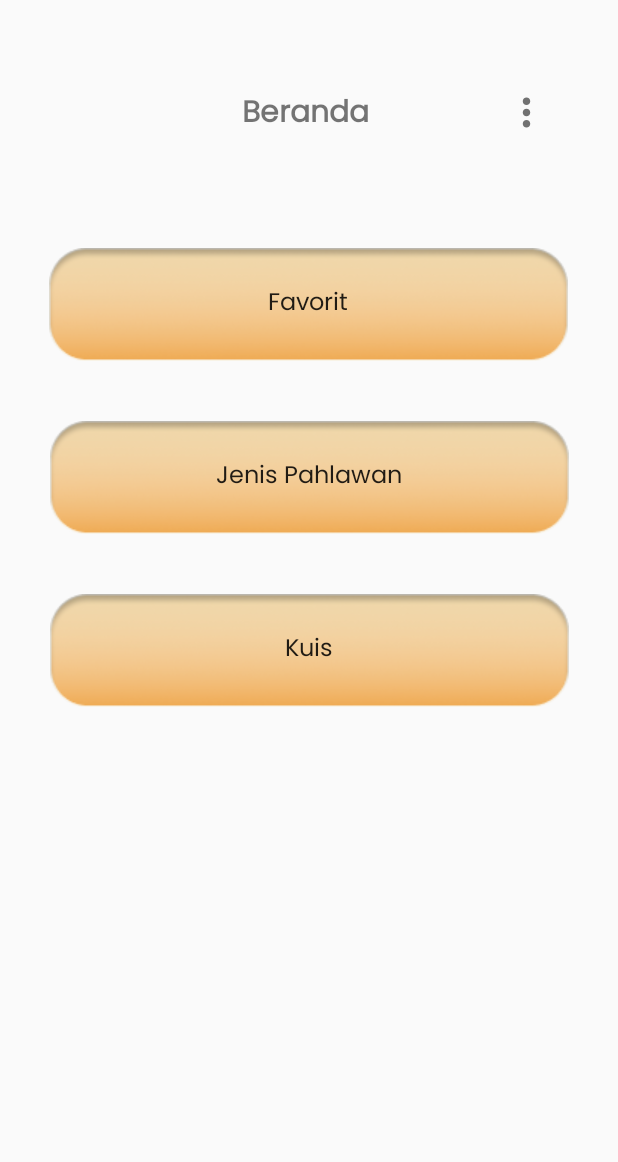
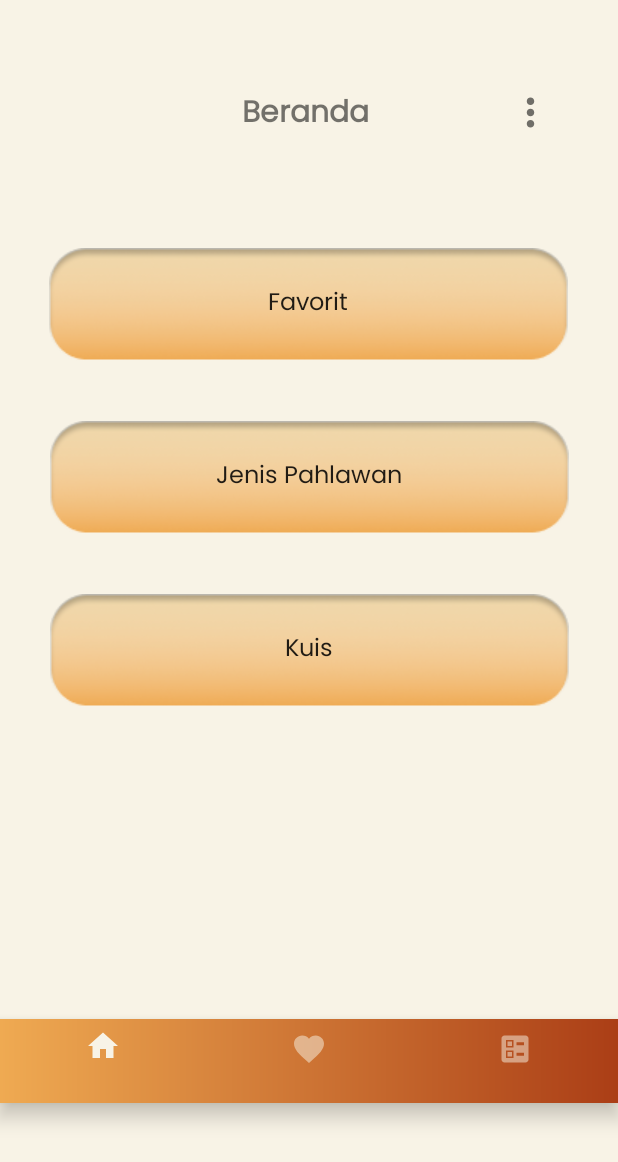
Before and after one commit to christiansiahaann/Pedjoeang, an Android app: the layout beranda.xml on its own in the app's theme, with its tools: preview values and no code run, on a phone screen of 412 x 824 dp. Shown: the top 1162 px of the screen. Run offline under Robolectric (Android 15) with nearby library versions, the phone set to English and light mode, and no system bars; plain views replace GradientTextView.

Commit message:
nambah menu bawah di beranda.xml

```diff
--- a/app/src/main/res/layout/beranda.xml
+++ b/app/src/main/res/layout/beranda.xml
@@ -4,7 +4,9 @@
     xmlns:app="http://schemas.android.com/apk/res-auto"
     xmlns:tools="http://schemas.android.com/tools"
     android:layout_width="match_parent"
-    android:layout_height="match_parent">
+    android:layout_height="match_parent"
+    android:background="@color/color3"
+    tools:context="com.prakpapb2.intro1.Beranda">
 
     <com.veeyaar.supergradienttextview.GradientTextView
         android:id="@+id/textView4"
@@ -34,11 +36,15 @@
         android:layout_width="30dp"
         android:layout_height="30dp"
         android:layout_gravity="center"
-        android:layout_marginStart="336dp"
+        android:layout_marginStart="88dp"
         android:layout_marginTop="60dp"
         android:src="@drawable/ic_baseline_more_vert_24"
-        app:layout_constraintStart_toStartOf="parent"
+        app:layout_constraintBottom_toTopOf="@+id/button1"
+        app:layout_constraintEnd_toEndOf="parent"
+        app:layout_constraintHorizontal_bias="0.0"
+        app:layout_constraintStart_toEndOf="@+id/textView4"
         app:layout_constraintTop_toTopOf="parent"
+        app:layout_constraintVertical_bias="0.0"
         tools:ignore="MissingConstraints" />
 
     <Button
@@ -94,4 +100,26 @@
         android:fontFamily="@font/poppins"
         android:textSize="16sp"/>
 
+    <com.google.android.material.bottomnavigation.BottomNavigationView
+        android:id="@+id/bottom_navigation_menu"
+        android:layout_width="match_parent"
+        android:layout_height="wrap_content"
+        android:layout_alignParentBottom="true"
+        android:layout_marginTop="208dp"
+        android:background="@drawable/custom_button3"
+        app:itemIconTint="@drawable/selector"
+        app:layout_constraintTop_toBottomOf="@+id/button3"
+        app:menu="@menu/bottom_menu"
+        tools:ignore="MissingConstraints"
+        tools:layout_editor_absoluteX="0dp">
+
+    </com.google.android.material.bottomnavigation.BottomNavigationView>
+
+    <FrameLayout
+        android:id="@+id/container_fragment"
+        android:layout_width="match_parent"
+        android:layout_height="wrap_content"
+        android:layout_above="@+id/bottom_navigation_menu"
+        tools:ignore="MissingConstraints" />
+
 </androidx.constraintlayout.widget.ConstraintLayout>
```
